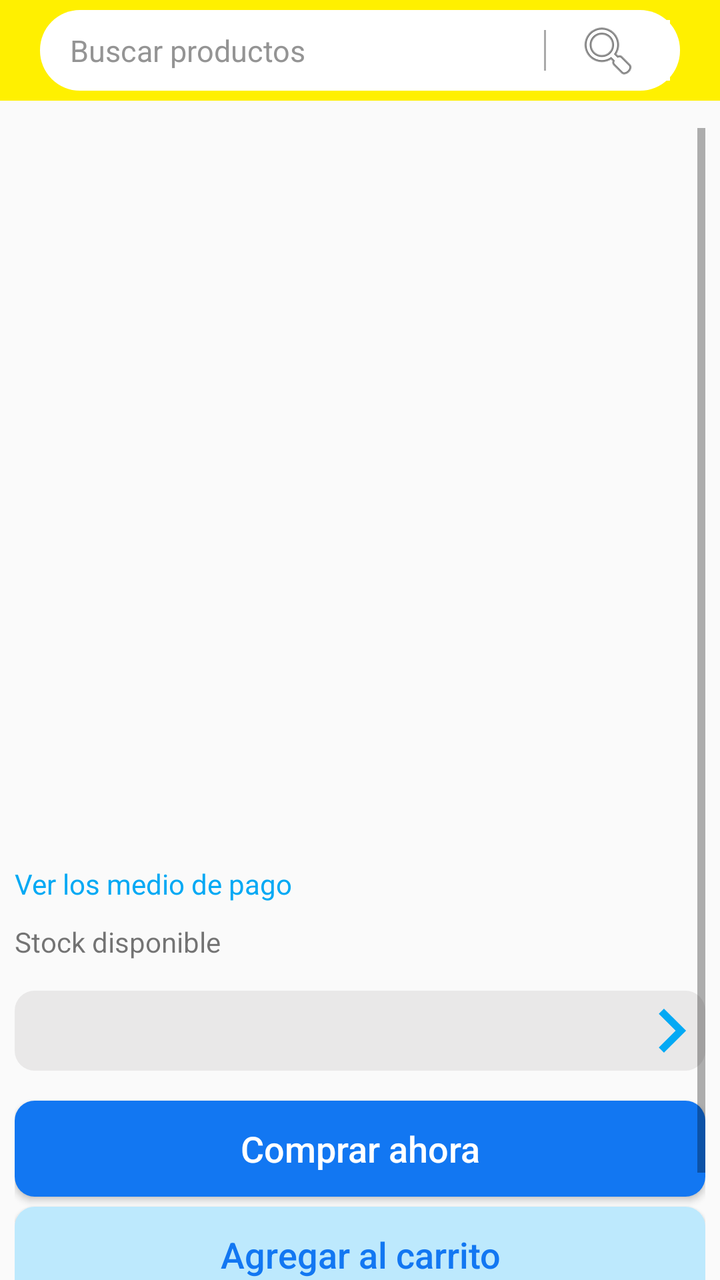
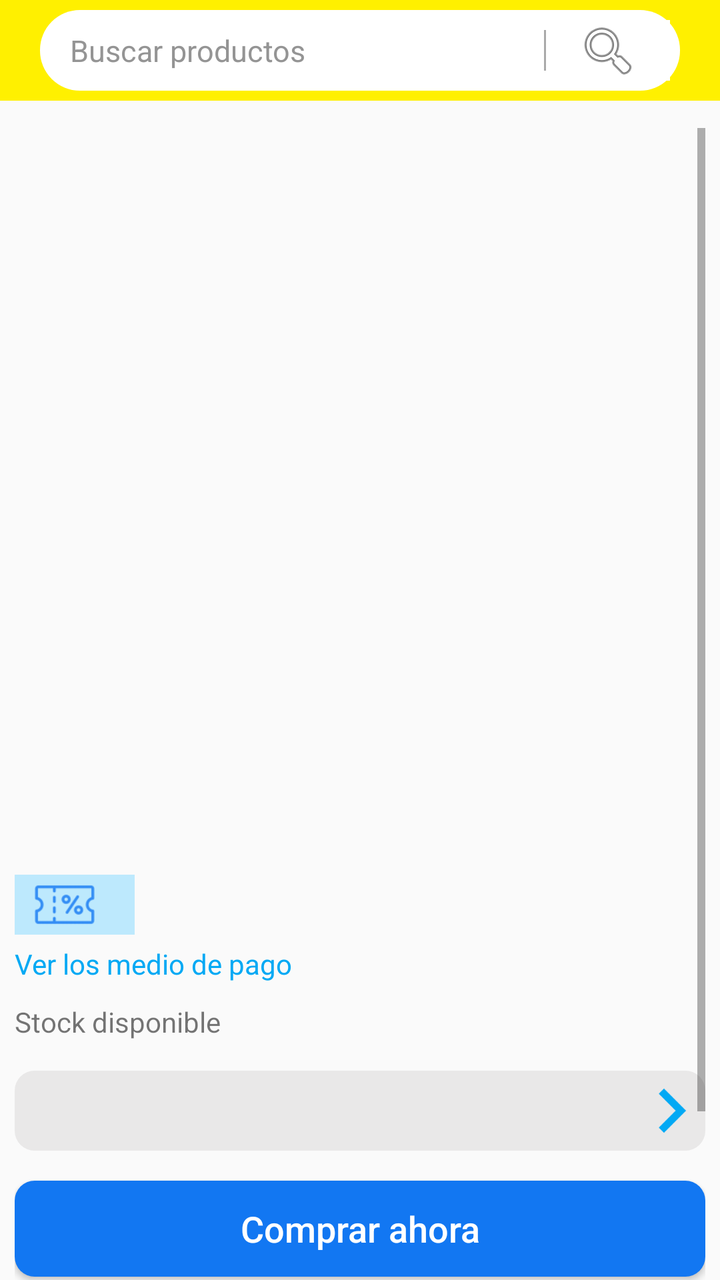

Compare the two renders of this Android layout. The source of the first and the diff that turns it into the second are given below.
<!-- AndroidManifest.xml: application theme Theme.PruebaMercadoPago -->
<!-- res/layout/activity_details_view.xml -->
<?xml version="1.0" encoding="utf-8"?>
<androidx.constraintlayout.widget.ConstraintLayout xmlns:android="http://schemas.android.com/apk/res/android"
    xmlns:app="http://schemas.android.com/apk/res-auto"
    xmlns:tools="http://schemas.android.com/tools"
    android:id="@+id/main"
    android:layout_width="match_parent"
    android:layout_height="match_parent"
    tools:context=".view.DetailsView">

    <androidx.constraintlayout.widget.Guideline
        android:id="@+id/glh1"
        android:layout_width="wrap_content"
        android:layout_height="wrap_content"
        android:orientation="horizontal"
        app:layout_constraintGuide_percent="0.1" />

    <androidx.constraintlayout.widget.Guideline
        android:id="@+id/glv1"
        android:layout_width="wrap_content"
        android:layout_height="wrap_content"
        android:orientation="vertical"
        app:layout_constraintGuide_percent="0.02" />

    <androidx.constraintlayout.widget.Guideline
        android:id="@+id/glv2"
        android:layout_width="wrap_content"
        android:layout_height="wrap_content"
        android:orientation="vertical"
        app:layout_constraintGuide_percent="0.98" />

    <androidx.constraintlayout.widget.Guideline
        android:id="@+id/glv3"
        android:layout_width="wrap_content"
        android:layout_height="wrap_content"
        android:orientation="vertical"
        app:layout_constraintGuide_percent="0.30" />

    <androidx.constraintlayout.widget.Guideline
        android:id="@+id/glv4"
        android:layout_width="wrap_content"
        android:layout_height="wrap_content"
        android:orientation="vertical"
        app:layout_constraintGuide_percent="0.70" />

    <include
        layout="@layout/ly_busqueda"
        android:id="@+id/lyBusqueda"/>

    <ScrollView
        android:id="@+id/svDetalle"
        android:layout_width="0dp"
        android:layout_height="0dp"
        android:orientation="vertical"
        app:layout_constraintStart_toStartOf="@id/glv1"
        app:layout_constraintEnd_toEndOf="@id/glv2"
        app:layout_constraintTop_toBottomOf="@id/glh1"
        app:layout_constraintBottom_toBottomOf="parent">

        <LinearLayout
            android:layout_width="match_parent"
            android:layout_height="wrap_content"
            android:orientation="vertical">

            <TextView
                android:id="@+id/tvNombre"
                android:layout_width="match_parent"
                android:layout_height="wrap_content"
                android:textSize="18sp"
                app:layout_constraintEnd_toEndOf="parent"
                app:layout_constraintStart_toStartOf="parent"
                app:layout_constraintTop_toTopOf="parent" />

            <ImageView
                android:id="@+id/ivProducto"
                android:layout_width="match_parent"
                android:layout_height="250sp"
                android:layout_marginTop="5sp"
                app:layout_constraintEnd_toEndOf="parent"
                app:layout_constraintStart_toStartOf="parent"
                app:layout_constraintTop_toBottomOf="@+id/tvNombreProducto"
                tools:ignore="ContentDescription" />

            <LinearLayout
                android:id="@+id/lyPuntos"
                android:layout_width="match_parent"
                android:layout_height="wrap_content"
                android:layout_gravity="center"
                android:orientation="horizontal"
                android:paddingTop="8sp"
                app:layout_constraintEnd_toEndOf="@+id/recyclerView"
                app:layout_constraintHorizontal_bias="0.0"
                app:layout_constraintStart_toStartOf="@+id/recyclerView"
                app:layout_constraintTop_toBottomOf="@+id/recyclerView" />

            <TableLayout
                android:id="@+id/lyContenidoDetalle"
                android:layout_width="match_parent"
                android:layout_height="match_parent"
                android:layout_marginTop="10sp"
                app:layout_constraintBottom_toBottomOf="parent"
                app:layout_constraintEnd_toEndOf="parent"
                app:layout_constraintStart_toStartOf="parent"
                app:layout_constraintTop_toBottomOf="@+id/lyPuntos">

                <TextView
                    android:id="@+id/tvPrecioAnterior"
                    android:layout_width="match_parent"
                    android:layout_height="wrap_content"
                    android:textSize="19sp" />

                <TextView
                    android:id="@+id/tvPrecioActual"
                    android:layout_width="match_parent"
                    android:layout_height="wrap_content"
                    android:textSize="30sp" />

                <TextView
                    android:layout_width="match_parent"
                    android:layout_height="wrap_content"
                    android:layout_marginTop="5sp"
                    android:text="@string/ver_los_medio_de_pago"
                    android:textColor="@color/blue" />

                <TextView
                    android:layout_width="match_parent"
                    android:layout_height="wrap_content"
                    android:layout_marginTop="10sp"
                    android:text="@string/stock_disponible" />

                <LinearLayout
                    android:id="@+id/lyElegirCantidad"
                    android:layout_width="match_parent"
                    android:layout_height="40sp"
                    android:layout_marginTop="15sp"
                    android:background="@drawable/bg_btn_agregar_cantidad"
                    android:orientation="horizontal"
                    android:padding="5sp"
                    android:gravity="center">

                    <TextView
                        android:id="@+id/tvCantidadMin"
                        android:layout_width="0sp"
                        android:layout_height="wrap_content"
                        android:layout_weight="0.9"
                        android:paddingStart="10dp"
                        android:textSize="16sp"
                        tools:ignore="RtlSymmetry" />

                    <TextView
                        android:id="@+id/tvCantidadStock"
                        android:layout_width="0sp"
                        android:layout_height="wrap_content"
                        android:layout_weight="2"
                        android:textColor="@color/grey"
                        android:textSize="16sp"/>

                    <ImageView
                        android:layout_width="wrap_content"
                        android:layout_height="wrap_content"
                        android:src="@drawable/right"
                        tools:ignore="ContentDescription" />
                </LinearLayout>

                <Button
                    android:id="@+id/btnComprar"
                    android:layout_width="match_parent"
                    android:layout_height="wrap_content"
                    android:layout_marginTop="15sp"
                    android:background="@drawable/bg_btn_comprar"
                    android:text="@string/comprar_ahora"
                    android:textAllCaps="false"
                    android:textColor="@color/white"
                    android:textSize="18sp" />

                <Button
                    android:id="@+id/btnAgregar"
                    android:layout_width="match_parent"
                    android:layout_height="wrap_content"
                    android:layout_marginTop="5sp"
                    android:background="@drawable/bg_btn_agregar"
                    android:text="@string/agregar_al_carrito"
                    android:textAllCaps="false"
                    android:textColor="@color/blueDark"
                    android:textSize="18sp" />

                <View
                    android:layout_width="match_parent"
                    android:layout_height="1sp"
                    android:layout_marginTop="15sp"
                    android:layout_marginBottom="10sp"
                    android:background="@color/greyLight"
                    tools:ignore="SmallSp" />

                <TextView
                    android:layout_width="match_parent"
                    android:layout_height="wrap_content"
                    android:text="@string/caracteristicas_del_producto"
                    android:textSize="16sp"
                    android:textStyle="bold" />

            </TableLayout>

        </LinearLayout>
    </ScrollView>

</androidx.constraintlayout.widget.ConstraintLayout>
<!-- res/layout/ly_busqueda.xml (included above) -->
<?xml version="1.0" encoding="utf-8"?>
<LinearLayout xmlns:android="http://schemas.android.com/apk/res/android"
    xmlns:tools="http://schemas.android.com/tools"
    android:layout_width="match_parent"
    android:layout_height="wrap_content"
    android:background="@color/yellow"
    android:orientation="vertical"
    android:paddingLeft="20dp"
    android:paddingTop="5dp"
    android:paddingRight="20dp"
    android:paddingBottom="5dp">

    <LinearLayout
        android:layout_width="match_parent"
        android:layout_height="wrap_content"
        android:background="@drawable/bg_contenedor_busqueda"
        android:orientation="horizontal"
        android:padding="5dp">

        <EditText
            android:id="@+id/et_busqueda"
            android:layout_width="0dp"
            android:layout_height="wrap_content"
            android:layout_gravity="center"
            android:layout_weight="2"
            android:background="@drawable/bg_campo_busqueda"
            android:hint="Buscar productos"
            android:textSize="15dp"
            android:textColorHint="@color/grey"
            android:paddingLeft="10dp"
            android:paddingBottom="5dp"
            android:paddingTop="5dp"/>

        <View
            android:layout_width="1dp"
            android:layout_height="match_parent"
            android:layout_marginTop="5dp"
            android:layout_marginBottom="5dp"
            android:background="@android:color/darker_gray" />

        <ImageButton
            android:id="@+id/im_filtrar"
            android:layout_width="0dp"
            android:layout_height="match_parent"
            android:layout_weight="0.5"
            android:background="@color/white"
            android:src="@android:drawable/ic_menu_search" />
    </LinearLayout>

    <LinearLayout
        android:id="@+id/lyUbicacion"
        android:layout_width="match_parent"
        android:layout_height="wrap_content"
        android:paddingTop="5dp"
        android:orientation="horizontal"
        android:visibility="gone"
        tools:ignore="UseCompoundDrawables">

        <ImageView
            android:layout_width="15dp"
            android:layout_height="match_parent"
            android:gravity="center"
            android:src="@drawable/ic_stat_name"
            tools:ignore="ContentDescription" />

        <TextView
            android:id="@+id/tvUbicacion"
            android:layout_width="wrap_content"
            android:layout_height="wrap_content"
            android:textSize="12dp"
            android:textColor="@color/grey"/>
    </LinearLayout>

</LinearLayout>
<!-- resources referenced by this layout -->
<resources>
  <color name="blue">#03A9F4</color>
  <color name="blueDark">#1277F2</color>
  <color name="grey">#949494</color>
  <color name="greyLight">#D0CFCF</color>
  <color name="white">#FFFFFFFF</color>
  <color name="yellow">#FFF000</color>
  <!-- drawable bg_btn_agregar (drawable) -->
  <?xml version="1.0" encoding="utf-8"?>
  <shape xmlns:android="http://schemas.android.com/apk/res/android">
      <corners android:radius="10dp"/>
      <solid android:color="@color/blueLight"/>
  </shape>
  <!-- drawable bg_btn_agregar_cantidad (drawable) -->
  <?xml version="1.0" encoding="utf-8"?>
  <shape xmlns:android="http://schemas.android.com/apk/res/android">
      <corners android:radius="10dp"/>
      <solid android:color="@color/greyLight2"/>
  </shape>
  <!-- drawable bg_btn_comprar (drawable) -->
  <?xml version="1.0" encoding="utf-8"?>
  <shape xmlns:android="http://schemas.android.com/apk/res/android">
      <corners android:radius="10dp"/>
      <solid android:color="@color/blueDark"/>
  </shape>
  <!-- drawable bg_campo_busqueda (drawable) -->
  <?xml version="1.0" encoding="utf-8"?>
  <shape xmlns:android="http://schemas.android.com/apk/res/android">
      <solid android:color="@android:color/white" />
      <corners android:radius="20dp"/>
  </shape>
  <!-- drawable bg_contenedor_busqueda (drawable) -->
  <?xml version="1.0" encoding="utf-8"?>
  <shape xmlns:android="http://schemas.android.com/apk/res/android">
      <solid android:color="@color/white"/>
      <corners android:radius="20dp"/>
  </shape>
  <!-- drawable ic_stat_name (drawable-anydpi) -->
  <vector xmlns:android="http://schemas.android.com/apk/res/android"
      android:width="24dp"
      android:height="24dp"
      android:viewportWidth="24"
      android:viewportHeight="24"
      android:tint="@color/grey">
    <group android:scaleX="0.92"
        android:scaleY="0.92"
        android:translateX="0.96"
        android:translateY="0.96">
      <path
          android:fillColor="@android:color/white"
          android:pathData="M12,2C8.13,2 5,5.13 5,9c0,5.25 7,13 7,13s7,-7.75 7,-13c0,-3.87 -3.13,-7 -7,-7zM12,11.5c-1.38,0 -2.5,-1.12 -2.5,-2.5s1.12,-2.5 2.5,-2.5 2.5,1.12 2.5,2.5 -1.12,2.5 -2.5,2.5z"/>
    </group>
  </vector>
  <!-- drawable right (drawable-anydpi) -->
  <vector xmlns:android="http://schemas.android.com/apk/res/android"
      android:width="24dp"
      android:height="24dp"
      android:viewportWidth="24"
      android:viewportHeight="24"
      android:tint="@color/blue"
      android:autoMirrored="true">
    <group android:scaleX="1.84"
        android:scaleY="1.84"
        android:translateX="-10.08"
        android:translateY="-10.08">
      <path
          android:fillColor="@android:color/white"
          android:pathData="M8.59,16.59L13.17,12 8.59,7.41 10,6l6,6 -6,6 -1.41,-1.41z"/>
    </group>
  </vector>
  <string name="agregar_al_carrito">Agregar al carrito</string>
  <string name="caracteristicas_del_producto">Características del producto</string>
  <string name="comprar_ahora">Comprar ahora</string>
  <string name="stock_disponible">Stock disponible</string>
  <string name="ver_los_medio_de_pago">Ver los medio de pago</string>
  <style name="Theme.PruebaMercadoPago" parent="Theme.AppCompat.Light.NoActionBar" />
  <color name="blueLight">#BDE9FD</color>
  <color name="greyLight2">#E9E8E8</color>
</resources>

<!-- the commit's change to res/layout/activity_details_view.xml (unified diff, before → after) -->
@@ -113,6 +113,31 @@
                     android:layout_width="match_parent"
                     android:layout_height="wrap_content"
                     android:textSize="30sp" />
+
+                <LinearLayout
+                    android:id="@+id/lyCupon"
+                    android:orientation="horizontal"
+                    android:layout_width="match_parent"
+                    android:layout_height="30dp"
+                    android:layout_marginTop="10dp">
+
+                    <ImageView
+                        android:layout_width="50dp"
+                        android:layout_height="match_parent"
+                        android:src="@drawable/cupon"
+                        android:background="@color/blueLight"/>
+
+                    <TextView
+                        android:id="@+id/tvCupon"
+                        android:layout_width="wrap_content"
+                        android:layout_height="match_parent"
+                        android:paddingRight="5dp"
+                        android:paddingLeft="5dp"
+                        android:textColor="@color/blueDark"
+                        android:background="@color/blueLight"
+                        android:gravity="center"/>
+
+                </LinearLayout>
 
                 <TextView
                     android:layout_width="match_parent"
<!-- resource entries referenced after the edit -->
@@ -2,6 +2,7 @@
 <resources>
   <color name="blue">#03A9F4</color>
   <color name="blueDark">#1277F2</color>
+  <color name="blueLight">#BDE9FD</color>
   <color name="grey">#949494</color>
   <color name="greyLight">#D0CFCF</color>
   <color name="white">#FFFFFFFF</color>
@@ -36,6 +37,7 @@
       <solid android:color="@color/white"/>
       <corners android:radius="20dp"/>
   </shape>
+  <!-- drawable cupon: png bitmap (drawable-hdpi, 831 bytes) -->
   <!-- drawable ic_stat_name (drawable-anydpi) -->
   <vector xmlns:android="http://schemas.android.com/apk/res/android"
       android:width="24dp"
@@ -75,7 +77,6 @@
   <string name="stock_disponible">Stock disponible</string>
   <string name="ver_los_medio_de_pago">Ver los medio de pago</string>
   <style name="Theme.PruebaMercadoPago" parent="Theme.AppCompat.Light.NoActionBar" />
-  <color name="blueLight">#BDE9FD</color>
   <color name="greyLight2">#E9E8E8</color>
 </resources>
 
